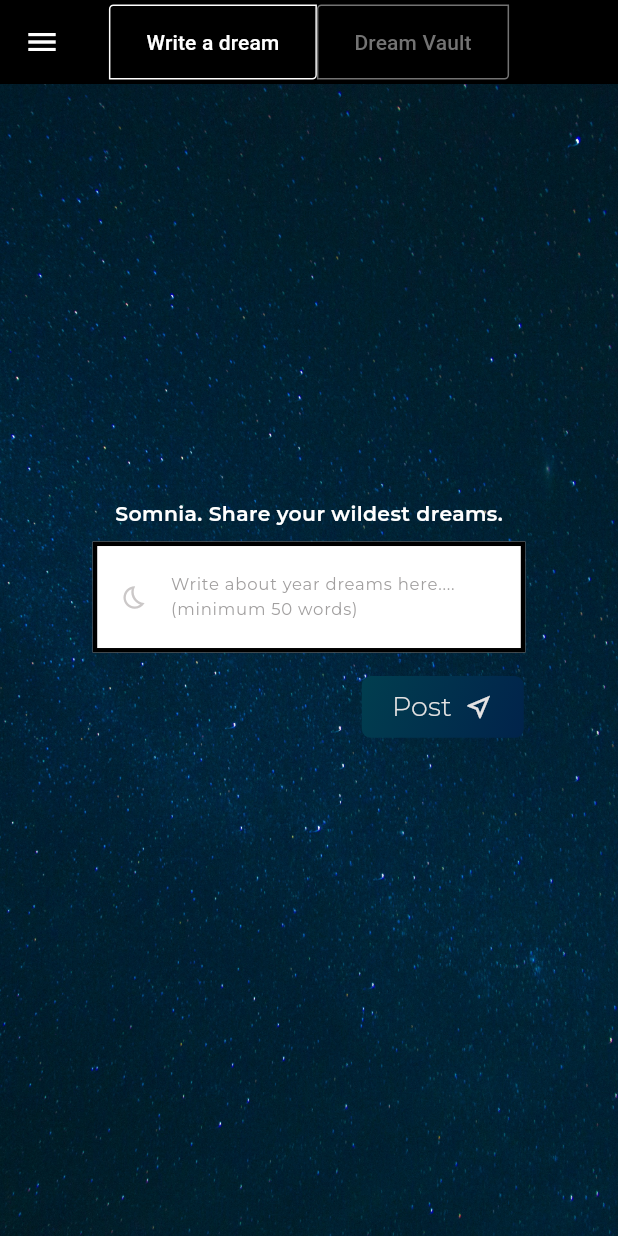
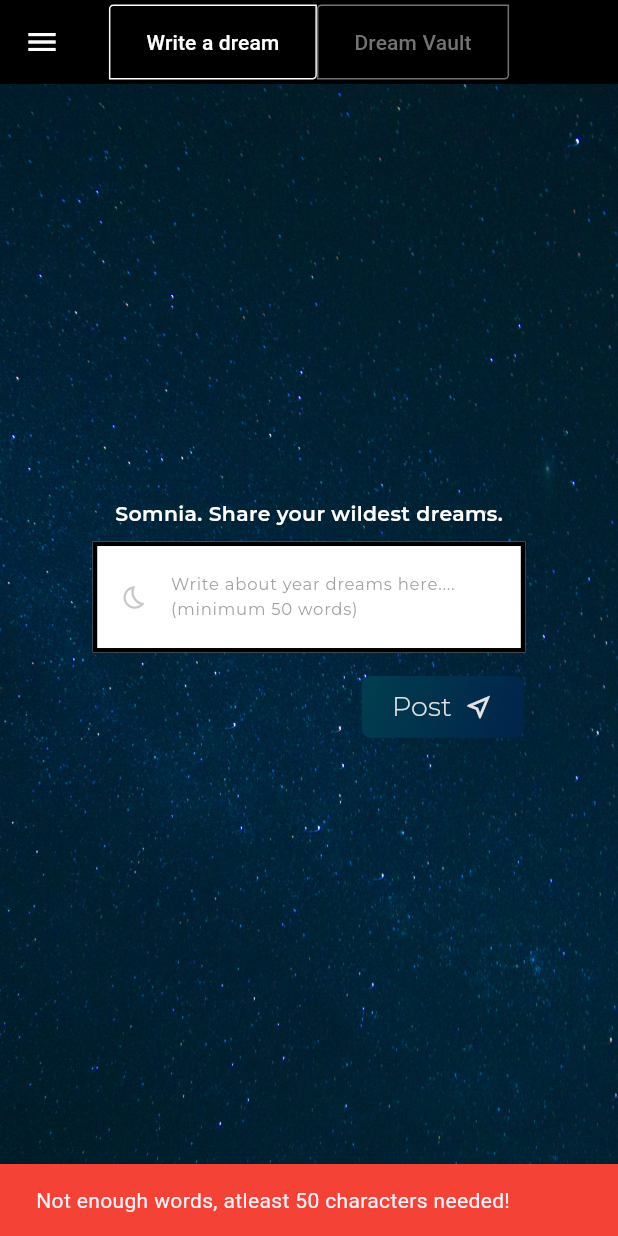
Before and after one commit to GithubAnant/Somnia, a Flutter app: the screen it shows after launch, after a tap on "Post", on a phone screen of 412 x 824 dp. Run offline on Flutter 3.47's test engine with Material 3 defaults, Android fonts, the phone set to English and light mode, and no system bars; our stand-ins replace audioplayers, cloud_firestore, firebase_core, font_awesome_flutter; accounts and stored records are empty; generated files the repository leaves out were written again; project files that could hold a hidden picture were left out.

Commit message:
Fixed word limit snackbar

```diff
--- a/lib/widgets/submit_button.dart
+++ b/lib/widgets/submit_button.dart
@@ -1,8 +1,6 @@
 import 'package:flutter/material.dart';
-
 import 'package:audioplayers/audioplayers.dart';
 import 'package:cloud_firestore/cloud_firestore.dart';
-
 
 class SubmitButton extends StatelessWidget {
   SubmitButton({super.key, required this.controller});
@@ -10,9 +8,8 @@ class SubmitButton extends StatelessWidget {
   final TextEditingController controller;
   final AudioPlayer audioPlayer = AudioPlayer();
 
-
   void _playSound() async {
-  await audioPlayer.setSourceAsset('audio/sound_effect.ogg'); // Use .ogg
+    await audioPlayer.setSourceAsset('audio/sound_effect.ogg');
     await audioPlayer.resume();
   }
 
@@ -26,38 +23,35 @@ class SubmitButton extends StatelessWidget {
 
       controller.clear();
       _playSound();
+
       ScaffoldMessenger.of(context).showSnackBar(
         SnackBar(
           content: Text('Dream added successfully!'),
           duration: Duration(seconds: 2),
           backgroundColor: Colors.green,
         ),
-    );    }
+      );
+    } else {
+      ScaffoldMessenger.of(context).showSnackBar(
+        SnackBar(
+          content: Text('Not enough words, atleast 50 characters needed!'),
+          duration: Duration(seconds: 2),
+          backgroundColor: Colors.red,
+        ),
+      );
     }
-
+  }
 
   final double radiusButton = 6;
   final Color buttonColor = const Color.fromARGB(255, 229, 227, 227);
-
-
 
   @override
   Widget build(BuildContext context) {
     return Container(
       width: MediaQuery.of(context).size.width * 0.695,
       height: MediaQuery.of(context).size.height * 0.05,
-      alignment: Alignment.centerRight, // Align button to the right
-
-
-
-
-
+      alignment: Alignment.centerRight,
       child: Container(
-
-
-
-
-        //// GRADIENT
         decoration: BoxDecoration(
           gradient: LinearGradient(
             colors: [
@@ -69,11 +63,6 @@ class SubmitButton extends StatelessWidget {
           ),
           borderRadius: BorderRadius.circular(radiusButton),
         ),
-
-
-
-
-        //// BUTTON
         child: TextButton(
           onPressed: () {
             addDream(context);
@@ -84,22 +73,11 @@ class SubmitButton extends StatelessWidget {
               borderRadius: BorderRadius.circular(radiusButton),
             ),
           ),
-
-
-
-
-          // align
           child: Row(
             mainAxisSize: MainAxisSize.min,
             children: [
               Padding(
                 padding: const EdgeInsets.only(top: 5, bottom: 5, right: 8),
-
-
-
-
-
-                // button text
                 child: Text(
                   'Post',
                   style: TextStyle(
@@ -110,22 +88,12 @@ class SubmitButton extends StatelessWidget {
                   ),
                 ),
               ),
-
-
-
-
-
-              // send icon
               Icon(
                 Icons.near_me_outlined,
                 color: buttonColor,
                 size: 20,
                 weight: 100,
               ),
-
-
-
-
             ],
           ),
         ),
```
Lines whose indentation alone changed are shown as unchanged.
